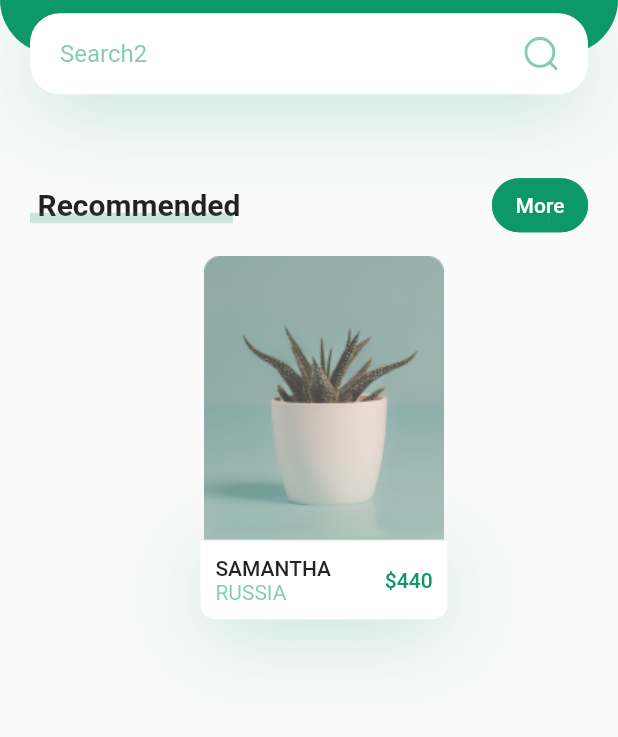
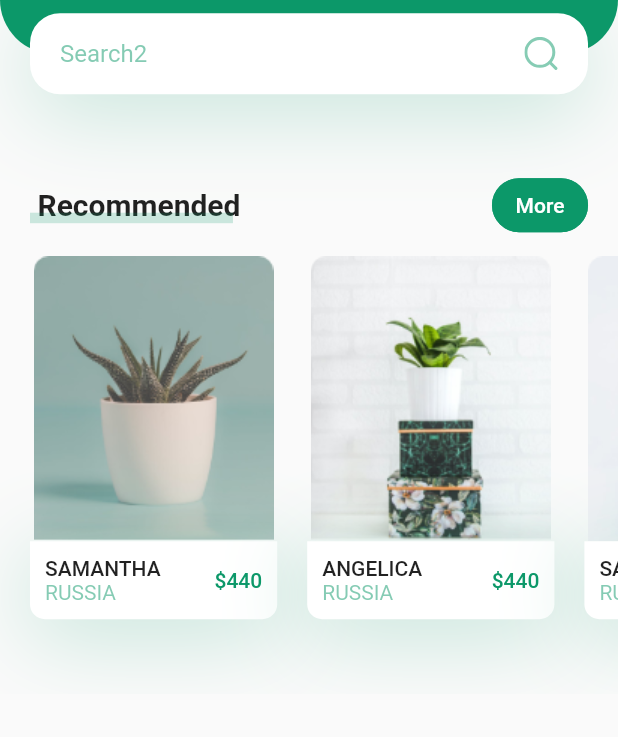
Before and after one commit to Hansanghyeon/flutter-plant, a Flutter app: the screen it shows after launch, on a phone screen of 412 x 824 dp, the part 237-974 px from its top. Run offline on Flutter 3.47's test engine with Material 2 defaults, Android fonts, the phone set to English and light mode, and no system bars; our stand-ins replace flutter_svg.

```diff
--- a/lib/screens/home/components/body.dart
+++ b/lib/screens/home/components/body.dart
@@ -20,12 +20,33 @@ class Body extends StatelessWidget {
             press: () {},
           ),
           // it will cover 40% of our total width
+          SingleChildScrollView(
+            scrollDirection: Axis.horizontal,
+            child: Row(
+              children: <Widget>[
                 RecomendPlantCard(
                   image: "assets/images/image_1.png",
                   title: "Samantha",
                   country: "Russia",
                   price: 440,
                   press: () {},
+                ),
+                RecomendPlantCard(
+                  image: "assets/images/image_2.png",
+                  title: "Angelica",
+                  country: "Russia",
+                  price: 440,
+                  press: () {},
+                ),
+                RecomendPlantCard(
+                  image: "assets/images/image_3.png",
+                  title: "Samantha",
+                  country: "Russia",
+                  price: 440,
+                  press: () {},
+                ),
+              ],
+            ),
           )
         ],
       ),
```
Lines whose indentation alone changed are shown as unchanged.
